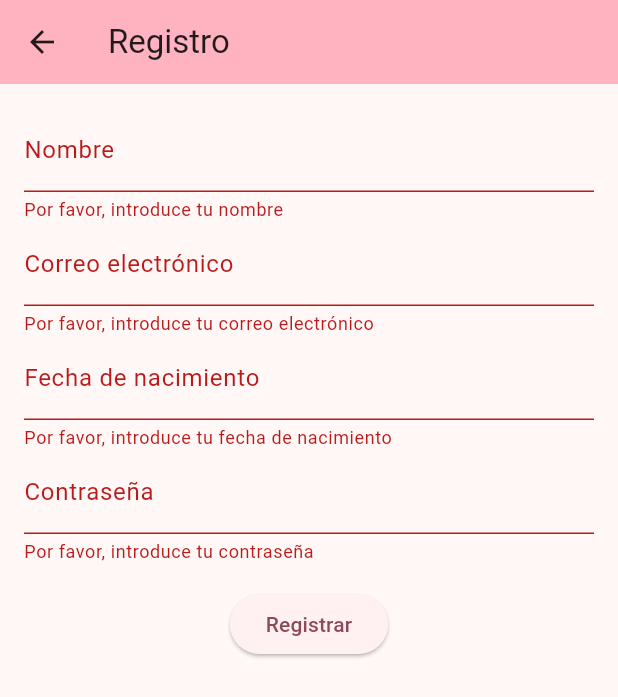
After one commit to martinezmario02/KissDate, a Flutter app: the Register screen opened directly, after a tap on "Registrar", on a phone screen of 412 x 824 dp. The commit adds this screen. Shown: the top 697 px of the screen. Run offline on Flutter 3.47's test engine with Material 3 defaults, Android fonts, the light colour scheme and no system bars; missing offline and left inert: postgres.

Commit message:
Reestrucuturacion y registro de usuario. Closes #3

```diff
--- a/lib/controllers/users_controller.dart
+++ b/lib/controllers/users_controller.dart
@@ -7,8 +7,8 @@ class UserController{
     return await db.users();
   }
 
-  Future<List<Map<String, dynamic>>> addUser(String name, String email, String password) async{
-    return await db.addUser(name, email, password);
+  Future<List<Map<String, dynamic>>> addUser(String name, String email, DateTime birthday, String password) async{
+    return await db.addUser(name, email, birthday, password);
   }
 
   Future<int> login(String email, String password) async{
--- a/lib/db/db.dart
+++ b/lib/db/db.dart
@@ -42,9 +42,9 @@ class DB {
 
   // Añadir un usuario:
   Future<List<Map<String, dynamic>>> addUser(
-      String name, String email, String password) async {
+      String name, String email, DateTime birthday, String password) async {
     return await ejecutar(
-        "insert into users (name, mail, password) values ('$name', '$email', '$password')");
+        "insert into users (name, mail, birthday, password) values ('$name', '$email', '$birthday', '$password')");
   }
 
   // Inicio de sesión:
--- a/lib/root.dart
+++ b/lib/root.dart
@@ -1,3 +1,5 @@
+// ESTE FICHERO CONTIENE LOS CONTROLADORES Y VARIABLES GLOBALES
+
 import 'package:kissdate/controllers/list_controller.dart';
 import 'package:kissdate/controllers/users_controller.dart';
 
--- a/lib/screens/people/add.dart
+++ b/lib/screens/components/add.dart
@@ -1,8 +1,8 @@
+// AÑADIR UNA PERSONA A LA LISTA
+
 import 'package:flutter/material.dart';
 import 'package:flutter/services.dart';
 import 'package:kissdate/root.dart';
-
-// Añadir una nueva persona a la lista
 
 class AddPerson extends StatefulWidget {
   const AddPerson({Key? key, required this.titulo}) : super(key: key);
--- a/lib/screens/people/list.dart
+++ b/lib/screens/components/list.dart
@@ -1,8 +1,8 @@
+// LISTA DE PERSONAS
+
 import 'package:flutter/material.dart';
 import 'package:kissdate/root.dart';
 
-
-// Mostrar lista de personas
 class ListPeople extends StatefulWidget {
   const ListPeople({Key? key, required this.titulo}) : super(key: key);
 
--- a/lib/screens/resume.dart
+++ b/lib/screens/components/statistics.dart
@@ -1,6 +1,6 @@
+// RESUMEN / ESTADÍSTICAS
+
 import 'package:flutter/material.dart';
-
-// Resumen / Estadísticas
 
 class Summary extends StatefulWidget {
   const Summary({Key? key, required this.titulo}) : super(key: key);
--- a/lib/screens/menu.dart
+++ b/lib/screens/menu.dart
@@ -1,6 +1,6 @@
+// MENU PRINCIPAL
+
 import 'package:flutter/material.dart';
-
-// Pantalla de inicio --> Menu principal
 
 class MainMenu extends StatefulWidget {
   const MainMenu({super.key, required this.titulo});
--- /dev/null
+++ b/lib/screens/register.dart
@@ -0,0 +1,112 @@
+// FICHERO DE REGISTRO DE USUARIO
+
+import 'package:flutter/material.dart';
+import 'package:kissdate/root.dart';
+
+class Register extends StatefulWidget {
+  const Register({Key? key, required this.titulo}) : super(key: key);
+
+  final String titulo;
+
+  @override
+  State<Register> createState() => _RegisterState();
+}
+
+class _RegisterState extends State<Register> {
+  final _formKey = GlobalKey<FormState>();
+  final _nameController = TextEditingController();
+  final _emailController = TextEditingController();
+  final _birthdayController = TextEditingController();
+  final _passwordController = TextEditingController();
+
+  @override
+  void dispose() {
+    _nameController.dispose();
+    _emailController.dispose();
+    _birthdayController.dispose();
+    _passwordController.dispose();
+
+    super.dispose();
+  }
+
+  Future<void> register() async {
+    userController.addUser(
+      _nameController.text,
+      _emailController.text,
+      DateTime.parse(_birthdayController.text),
+      _passwordController.text,
+    );
+  }
+
+  @override
+  Widget build(BuildContext context) {
+    return Scaffold(
+      appBar: AppBar(
+        backgroundColor: Theme.of(context).colorScheme.inversePrimary,
+        title: Text(widget.titulo),
+      ),
+      body: Padding(
+        padding: const EdgeInsets.all(16.0),
+        child: Form(
+          key: _formKey,
+          child: Column(
+            children: <Widget>[
+              TextFormField(
+                controller: _nameController,
+                decoration: const InputDecoration(labelText: 'Nombre'),
+                validator: (value) {
+                  if (value == null || value.isEmpty) {
+                    return 'Por favor, introduce tu nombre';
+                  }
+                  return null;
+                },
+              ),
+              TextFormField(
+                controller: _emailController,
+                decoration: const InputDecoration(labelText: 'Correo electrónico'),
+                validator: (value) {
+                  if (value == null || value.isEmpty) {
+                    return 'Por favor, introduce tu correo electrónico';
+                  }
+                  return null;
+                },
+              ),
+              TextFormField(
+                controller: _birthdayController,
+                decoration: const InputDecoration(labelText: 'Fecha de nacimiento'),
+                validator: (value) {
+                  if (value == null || value.isEmpty) {
+                    return 'Por favor, introduce tu fecha de nacimiento';
+                  }
+                  return null;
+                },
+              ),
+              TextFormField(
+                controller: _passwordController,
+                decoration: const InputDecoration(labelText: 'Contraseña'),
+                validator: (value) {
+                  if (value == null || value.isEmpty) {
+                    return 'Por favor, introduce tu contraseña';
+                  }
+                  return null;
+                },
+              ),
+              Padding(
+                padding: const EdgeInsets.symmetric(vertical: 16.0),
+                child: ElevatedButton(
+                  onPressed: () {
+                    if (_formKey.currentState!.validate()) {
+                      register();
+                      Navigator.pop(context);
+                    }
+                  },
+                  child: const Text('Registrar'),
+                ),
+              ),
+            ],
+          ),
+        ),
+      ),
+    );
+  }
+}
```
Also changed, not shown: lib/main.dart (+15 -3 lines).
